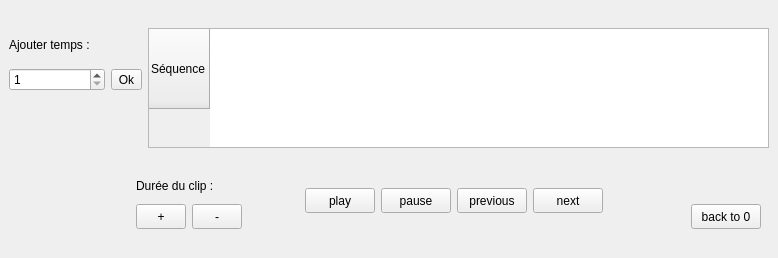
Qt form src/tweedy/gui/timeline/TimeLine.ui (stopmotionimac/tweedy) before a commit.
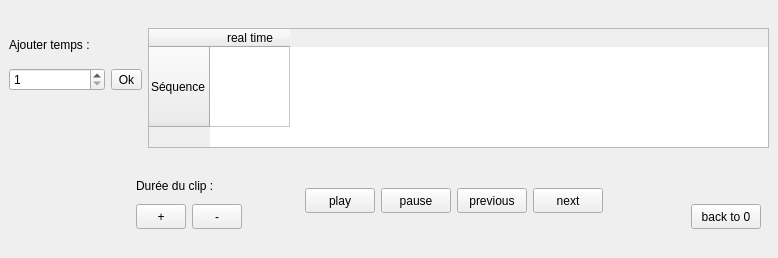
The same form after that commit.

Commit message: résolution de conflits, quelques modifications

What changed in the file:
```diff
--- a/src/tweedy/gui/timeline/TimeLine.ui
+++ b/src/tweedy/gui/timeline/TimeLine.ui
@@ -126,6 +126,11 @@
               <string>Séquence</string>
              </property>
             </row>
+            <column>
+             <property name="text">
+              <string>real time</string>
+             </property>
+            </column>
            </widget>
           </item>
          </layout>
```
The commit also changes 2 other files.
